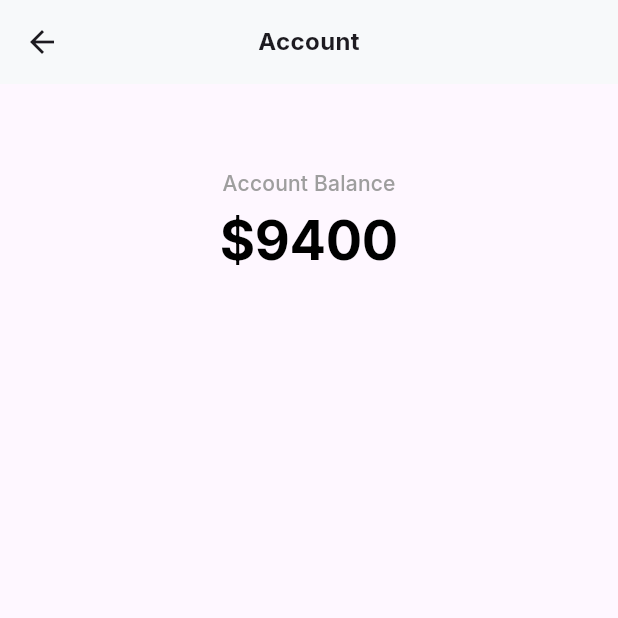
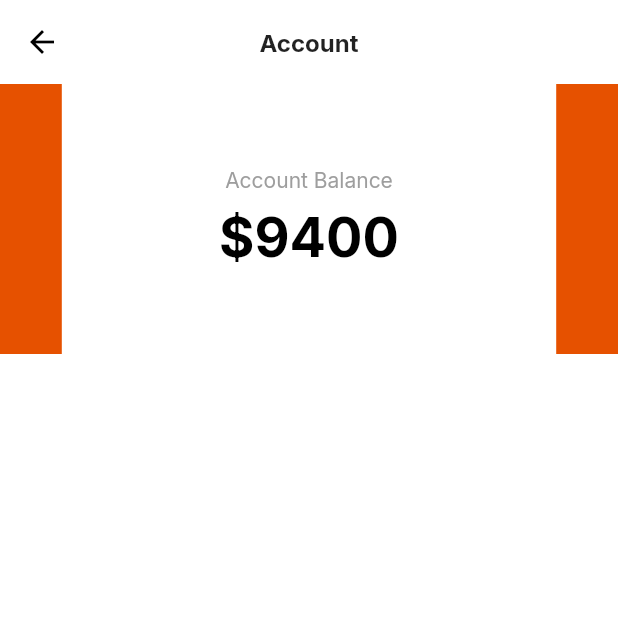
Before and after one commit to JMarinez/gatao, a Flutter app: the screen it shows after launch, item 4 of the bottom bar chosen, after a tap on "Account", on a phone screen of 412 x 824 dp, the top half of it. Run offline on Flutter 3.47's test engine with Material 2 defaults, Android fonts, the light colour scheme and no system bars; our stand-ins replace flutter_svg, google_fonts.

Commit message:
[ADD] Creating account screen components

```diff
--- a/lib/home.dart
+++ b/lib/home.dart
@@ -77,6 +77,7 @@ class _HomeState extends State<Home> {
               ),
             ),
             floatingActionButton: FloatingActionButton(
+              backgroundColor: Theme.of(context).primaryColor,
               child: Icon(Icons.add),
               onPressed: (() {}),
             ),
--- a/lib/main.dart
+++ b/lib/main.dart
@@ -19,7 +19,7 @@ class GataoApp extends StatelessWidget {
     return MaterialApp(
       title: 'Gatao',
       theme: ThemeData(
-        useMaterial3: true,
+        primaryColor: const Color(0xFFE65100),
         textTheme: TextTheme(
           headline1: GoogleFonts.inter(
             fontSize: 36.0,
--- /dev/null
+++ b/lib/src/components/account/account_header.dart
@@ -0,0 +1,40 @@
+import 'package:flutter/material.dart';
+
+class AccountHeader extends StatelessWidget {
+  const AccountHeader({Key? key}) : super(key: key);
+
+  @override
+  Widget build(BuildContext context) {
+    return Stack(
+      children: [
+        Container(
+          height: 180,
+          width: double.infinity,
+          color: Theme.of(context).primaryColor,
+        ),
+        Center(
+          child: Container(
+            height: 180.0,
+            width: MediaQuery.of(context).size.width * 0.8,
+            color: Colors.white,
+            child: Column(
+              mainAxisAlignment: MainAxisAlignment.center,
+              crossAxisAlignment: CrossAxisAlignment.center,
+              children: [
+                Text(
+                  'Account Balance',
+                  style: Theme.of(context).textTheme.subtitle1,
+                ),
+                const SizedBox(height: 8.0),
+                Text(
+                  '\$9400',
+                  style: Theme.of(context).textTheme.headline1,
+                ),
+              ],
+            ),
+          ),
+        ),
+      ],
+    );
+  }
+}
--- a/lib/src/components/account/wallet_card.dart
+++ b/lib/src/components/account/account_wallet_card.dart
@@ -1,7 +1,7 @@
 import 'package:flutter/material.dart';
 
-class WalletCard extends StatelessWidget {
-  const WalletCard({Key? key}) : super(key: key);
+class AccountWalletCard extends StatelessWidget {
+  const AccountWalletCard({Key? key}) : super(key: key);
 
   @override
   Widget build(BuildContext context) {
--- a/lib/src/components/navigation/bottom_nav_bar_item.dart
+++ b/lib/src/components/navigation/bottom_nav_bar_item.dart
@@ -26,13 +26,13 @@ class BottomNavBarItem extends StatelessWidget {
         children: [
           Icon(iconData,
               color: tabManager.selectedTab == tabIndex
-                  ? Colors.blue
+                  ? Theme.of(context).primaryColor
                   : Colors.grey),
           Text(
             label,
             style: TextStyle(
                 color: tabManager.selectedTab == tabIndex
-                    ? Colors.blue
+                    ? Theme.of(context).primaryColor
                     : Colors.grey),
           ),
         ],
--- a/lib/src/screens/account/account_detail.dart
+++ /dev/null
@@ -1,10 +0,0 @@
-import 'package:flutter/material.dart';
-
-class AccountDetail extends StatelessWidget {
-  const AccountDetail({Key? key}) : super(key: key);
-
-  @override
-  Widget build(BuildContext context) {
-    return Container();
-  }
-}
--- a/lib/src/screens/account/account_screen.dart
+++ b/lib/src/screens/account/account_screen.dart
@@ -1,4 +1,6 @@
 import 'package:flutter/material.dart';
+import 'package:gatao/src/components/account/account_header.dart';
+import 'package:gatao/src/components/account/account_wallet_card.dart';
 
 class AccountScreen extends StatelessWidget {
   const AccountScreen({Key? key}) : super(key: key);
@@ -6,37 +8,31 @@ class AccountScreen extends StatelessWidget {
   @override
   Widget build(BuildContext context) {
     return Scaffold(
+      backgroundColor: Colors.white,
       appBar: AppBar(
         title: Text(
           'Account',
           style: Theme.of(context).textTheme.bodyText2,
         ),
-        backgroundColor: const Color(0xffF7F9FA),
+        backgroundColor: Colors.white,
+        leading: IconButton(
+          icon: const Icon(
+            Icons.arrow_back,
+            color: Colors.black,
+          ),
+          onPressed: () => Navigator.pop(context),
+        ),
         centerTitle: true,
+        elevation: 0,
       ),
-      body: Column(
-        children: [
-          Container(
-            height: 180.0,
-            width: double.infinity,
-            child: Column(
-              mainAxisAlignment: MainAxisAlignment.center,
-              crossAxisAlignment: CrossAxisAlignment.center,
-              children: [
-                Text(
-                  'Account Balance',
-                  style: Theme.of(context).textTheme.subtitle1,
-                ),
-                const SizedBox(height: 8.0),
-                Text(
-                  '\$9400',
-                  style: Theme.of(context).textTheme.headline1,
-                ),
-              ],
-            ),
-          ),
-          const SizedBox(height: 10.0),
-        ],
+      body: SizedBox(
+        width: double.infinity,
+        child: Column(
+          children: const [
+            AccountHeader(),
+            SizedBox(height: 10.0),
+          ],
+        ),
       ),
     );
   }
--- a/lib/src/screens/activity_screen.dart
+++ b/lib/src/screens/activity_screen.dart
@@ -1,9 +1,8 @@
 import 'package:flutter/material.dart';
+import 'package:provider/provider.dart';
+import 'package:flutter_svg/flutter_svg.dart';
+
 import 'package:gatao/src/screens/activity_list_screen.dart';
-import 'package:provider/provider.dart';
-
-import 'package:gatao/src/screens/create_expense_screen.dart';
-
 import '../models/services/expense_manager.dart';
 
 class ActivityScreen extends StatelessWidget {
@@ -24,7 +23,13 @@ class ActivityScreen extends StatelessWidget {
         return Column(
           mainAxisAlignment: MainAxisAlignment.center,
           children: [
-            Image.asset('assets/receipt.png'),
+            Padding(
+              padding: const EdgeInsets.symmetric(horizontal: 12.0),
+              child: SvgPicture.asset(
+                'assets/payments.svg',
+                height: 300,
+              ),
+            ),
             const Text('No recent activity', style: TextStyle(fontSize: 24.0)),
             const Text('Tap the + to add your recent expenses!'),
           ],
```
Also changed, not shown: pubspec.yaml (+2 -7 lines), assets/payments.svg (added), lib/src/components/account/account_wallet_detail.dart (added), lib/src/screens/account/account_list.dart (added), pubspec.lock.
